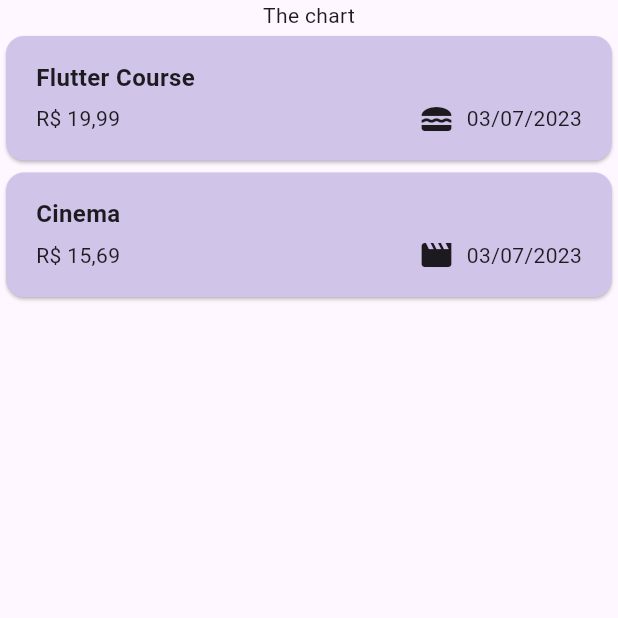
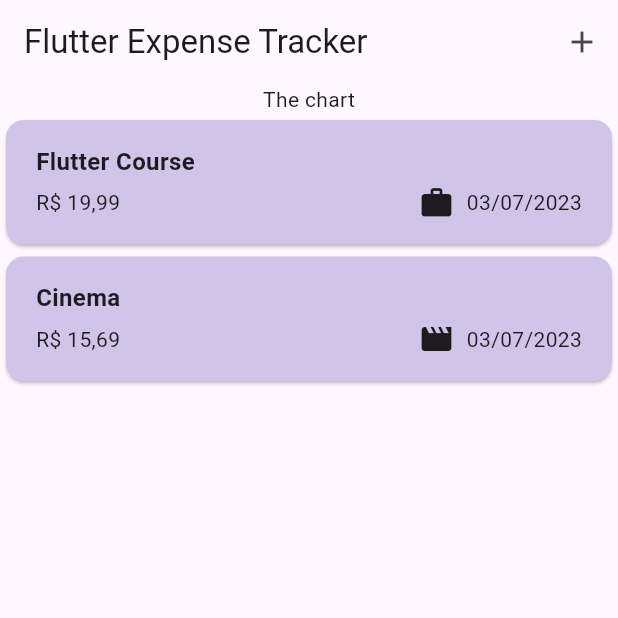
Before and after one commit to angelo-filho/expense_tracker, a Flutter app: the screen it shows after launch, on a phone screen of 412 x 824 dp, the top half of it. Run offline on Flutter 3.47's test engine with Material 2 defaults, Android fonts, the phone set to English and light mode, and no system bars.

Commit message:
feat: add app bar to expenses screen

```diff
--- a/lib/screens/expenses_screen.dart
+++ b/lib/screens/expenses_screen.dart
@@ -16,7 +16,7 @@ class _ExpensesScreenState extends State<ExpensesScreen> {
       title: "Flutter Course",
       amount: 19.99,
       date: DateTime.now(),
-      category: Category.food,
+      category: Category.work,
     ),
     Expense(
       title: "Cinema",
@@ -26,9 +26,27 @@ class _ExpensesScreenState extends State<ExpensesScreen> {
     ),
   ];
 
+  void _openAddExpenseOverlay() {
+    showModalBottomSheet(
+      context: context,
+      builder: (ctx) {
+        return const Text("Modal bottom sheet!");
+      },
+    );
+  }
+
   @override
   Widget build(BuildContext context) {
     return Scaffold(
+      appBar: AppBar(
+        title: const Text("Flutter Expense Tracker"),
+        actions: [
+          IconButton(
+            onPressed: _openAddExpenseOverlay,
+            icon: const Icon(Icons.add),
+          )
+        ],
+      ),
       body: Column(
         children: [
           const Text("The chart"),
```
